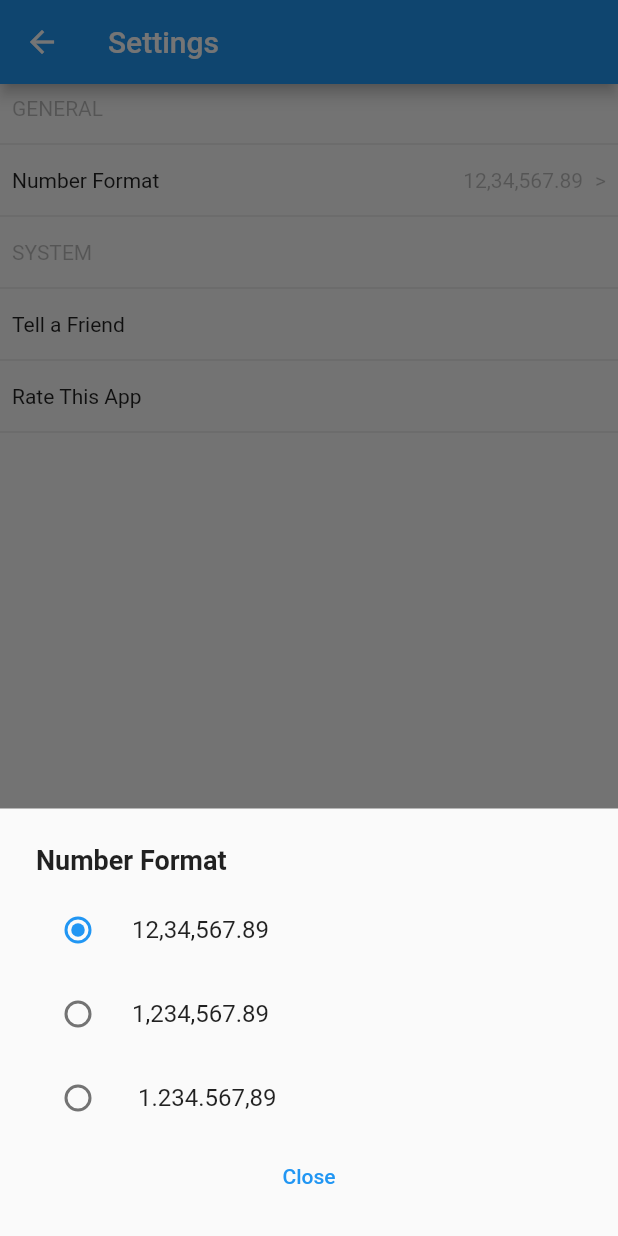
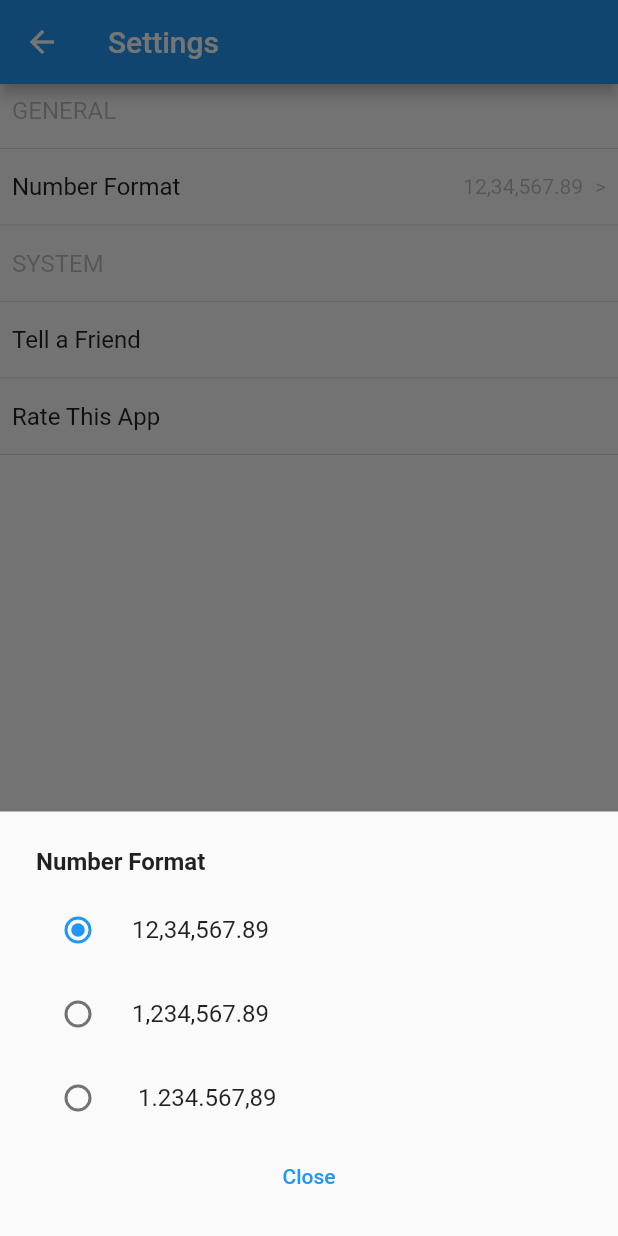
Before and after one commit to Philosopher-G33k/sip_calculator, a Flutter app: the SettingsScreen screen opened directly, after a tap on "Number Format", on a phone screen of 412 x 824 dp. Run offline on Flutter 3.47's test engine with Material 2 defaults, Android fonts, the phone set to English and light mode, and no system bars; our stand-ins replace fl_chart, google_mobile_ads, in_app_review, lottie, share_plus, shared_preferences; accounts and stored records are empty; network calls fail.

Commit message:
Fixes the issue on iOS for the botched animation on the scroll to bottom

```diff
--- a/lib/screens/reusable/sip_form.dart
+++ b/lib/screens/reusable/sip_form.dart
@@ -109,14 +109,15 @@ class _SipFormState extends State<SipForm> {
         periodError = false;
       });
     }
+
+    Future.delayed(const Duration(milliseconds: 500), () {
       if (state) {
         setState(() {
           isCalculated = true;
         });
-    }
-    if (state) {
         convertValuesAndCalculateSIP();
       }
+    });
   }
 
   @override
--- a/lib/screens/settings_screen/settings_screen.dart
+++ b/lib/screens/settings_screen/settings_screen.dart
@@ -46,7 +46,7 @@ class _SettingsScreenState extends State<SettingsScreen> {
                           child: Text(
                             "Number Format",
                             style: TextStyle(
-                              fontSize: 18,
+                              fontSize: 16,
                               fontWeight: FontWeight.bold,
                               fontStyle: FontStyle.normal,
                             ),
@@ -209,7 +209,10 @@ class SectionHeader extends StatelessWidget {
           padding: const EdgeInsets.all(8.0),
           child: Text(
             sectionTitle,
-            style: const TextStyle(color: Colors.black26),
+            style: const TextStyle(
+                color: Colors.black26,
+                fontSize: 16,
+                fontWeight: FontWeight.normal),
           ),
         ),
         const Spacer(),
@@ -237,7 +240,13 @@ class NumberFormatCell extends StatelessWidget {
         children: [
           const Padding(
             padding: EdgeInsets.all(8.0),
-            child: Text("Number Format"),
+            child: Text(
+              "Number Format",
+              style: TextStyle(
+                fontSize: 16,
+                fontWeight: FontWeight.normal,
+              ),
+            ),
           ),
           const Spacer(),
           Padding(
@@ -277,7 +286,13 @@ class GeneralCell extends StatelessWidget {
         children: [
           Padding(
             padding: const EdgeInsets.all(8.0),
-            child: Text(title),
+            child: Text(
+              title,
+              style: const TextStyle(
+                fontSize: 16,
+                fontWeight: FontWeight.normal,
+              ),
+            ),
           ),
           const Spacer(),
         ],
--- a/pubspec.yaml
+++ b/pubspec.yaml
@@ -1,7 +1,7 @@
 name: sip_calculator
 description: Flutter project for SIP calculations.
 publish_to: 'none'
-version: 0.1.0
+version: 1.0.0
 
 environment:
   sdk: '>=2.19.2 <3.0.0'
```
Also changed, not shown: 3 other files. Lines whose indentation alone changed are shown as unchanged.
